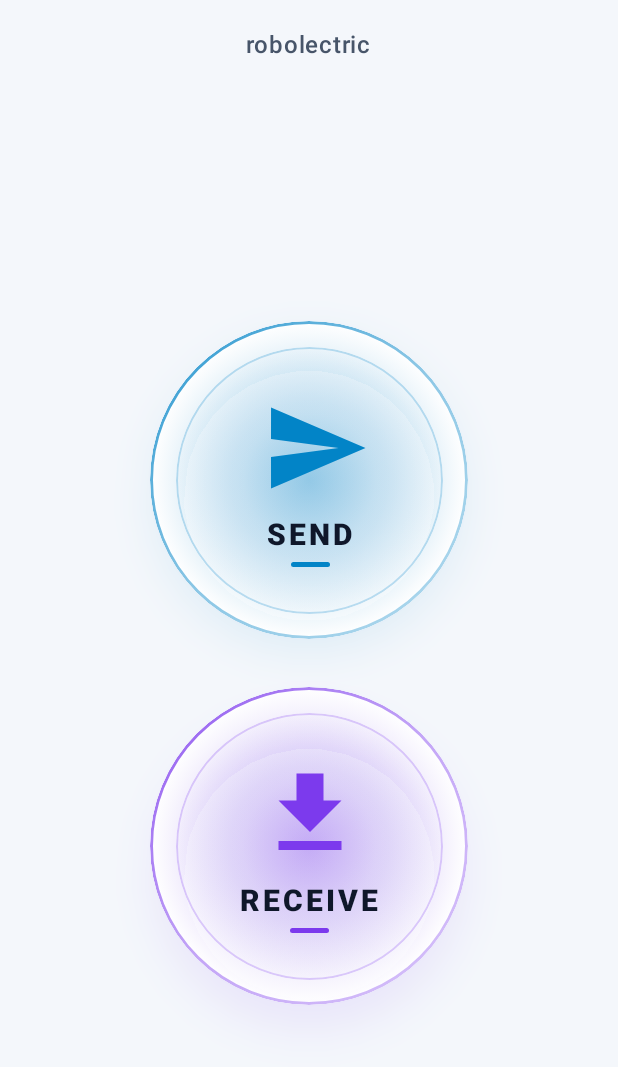
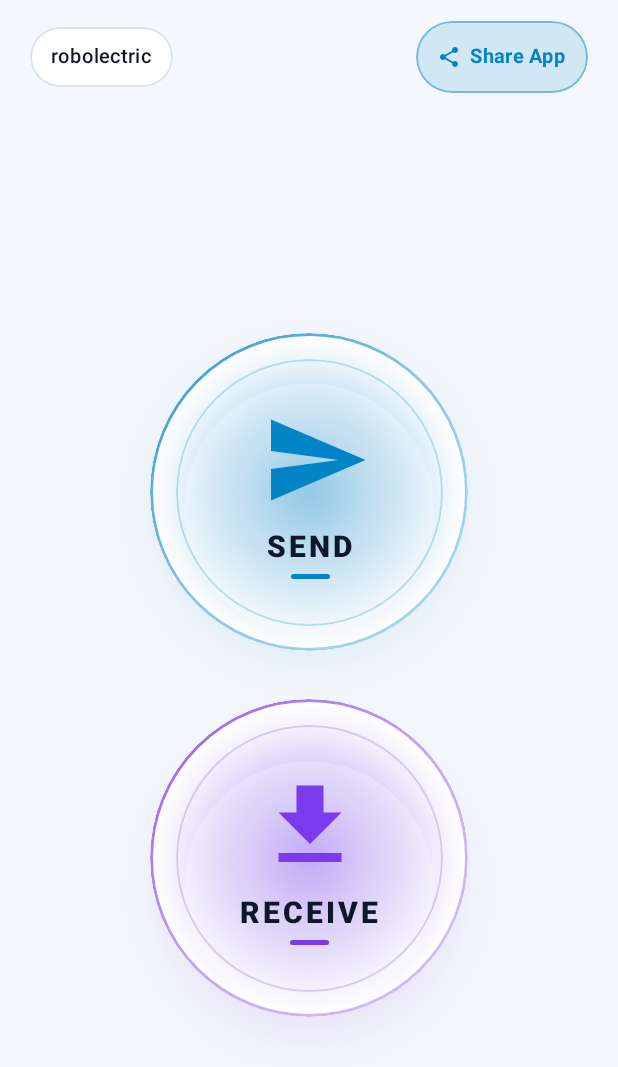
Before and after one commit to Vilson1999/Mini-Share, an Android app built with Jetpack Compose: the screen it shows after launch (MainActivity), on a phone screen of 412 x 824 dp. Shown: the top 1067 px of the screen. Run offline under Robolectric (Android 15) with nearby library versions, the phone set to English and light mode, and no system bars.

Commit message:
feat: add app sharing capability
Configure FileProvider and implement logic to share the application APK via intent.

```diff
--- a/app/src/main/java/com/example/ui/components/AppIcons.kt
+++ b/app/src/main/java/com/example/ui/components/AppIcons.kt
@@ -19,6 +19,13 @@ object AppIcons {
         vectorIcon(
             name = "FileDownload",
             pathData = "M19,9h-4V3H9v6H5l7,7 7,-7zM5,18v2h14v-2H5z"
+        )
+    }
+
+    val Share: ImageVector by lazy {
+        vectorIcon(
+            name = "Share",
+            pathData = "M18,16.08c-0.76,0 -1.44,0.3 -1.96,0.77L8.91,12.7c0.05,-0.23 0.09,-0.46 0.09,-0.7s-0.04,-0.47 -0.09,-0.7l7.05,-4.11c0.54,0.5 1.25,0.81 2.04,0.81 1.66,0 3,-1.34 3,-3s-1.34,-3 -3,-3 -3,1.34 -3,3c0,0.24 0.04,0.47 0.09,0.7L8.04,9.81C7.5,9.31 6.79,9 6,9c-1.66,0 -3,1.34 -3,3s1.34,3 3,3c0.79,0 1.5,-0.31 2.04,-0.81l7.12,4.16c-0.05,0.21 -0.08,0.43 -0.08,0.65 0,1.61 1.31,2.92 2.92,2.92 1.61,0 2.92,-1.31 2.92,-2.92s-1.31,-2.92 -2.92,-2.92z"
         )
     }
 
--- a/app/src/main/java/com/example/ui/screens/HomeScreen.kt
+++ b/app/src/main/java/com/example/ui/screens/HomeScreen.kt
@@ -13,6 +13,7 @@ import androidx.compose.foundation.layout.Spacer
 import androidx.compose.foundation.layout.fillMaxSize
 import androidx.compose.foundation.layout.fillMaxWidth
 import androidx.compose.foundation.layout.height
+import androidx.compose.foundation.layout.heightIn
 import androidx.compose.foundation.layout.offset
 import androidx.compose.foundation.layout.padding
 import androidx.compose.foundation.layout.size
@@ -32,12 +33,14 @@ import androidx.compose.ui.graphics.Brush
 import androidx.compose.ui.graphics.Color
 import androidx.compose.ui.graphics.vector.ImageVector
 import androidx.compose.ui.platform.testTag
+import androidx.compose.ui.res.stringResource
 import androidx.compose.ui.semantics.Role
 import androidx.compose.ui.text.font.FontWeight
 import androidx.compose.ui.text.style.TextOverflow
 import androidx.compose.ui.unit.Dp
 import androidx.compose.ui.unit.dp
 import androidx.compose.ui.unit.sp
+import com.example.R
 import com.example.ui.components.AppIcons
 import com.example.ui.theme.DeepViolet
 import com.example.ui.theme.ElectricBlue
@@ -46,7 +49,8 @@ import com.example.ui.theme.ElectricBlue
 fun HomeScreen(
     userName: String,
     onSendClick: () -> Unit,
-    onReceiveClick: () -> Unit
+    onReceiveClick: () -> Unit,
+    onShareApkClick: () -> Unit
 ) {
     val colors = MaterialTheme.colorScheme
 
@@ -55,23 +59,68 @@ fun HomeScreen(
             .fillMaxSize()
             .background(colors.background)
     ) {
-        // Device name centered at top as plain non-editable text
+        // Top row: non-editable device name pill (left) + Share App pill button (right)
+        Row(
+            modifier = Modifier
+                .fillMaxWidth()
+                .padding(horizontal = 20.dp, vertical = 14.dp),
+            horizontalArrangement = Arrangement.SpaceBetween,
+            verticalAlignment = Alignment.CenterVertically
+        ) {
             Box(
                 modifier = Modifier
-                .fillMaxWidth()
-                .padding(horizontal = 24.dp, vertical = 18.dp),
+                    .weight(1f, fill = false)
+                    .heightIn(min = 40.dp)
+                    .clip(CircleShape)
+                    .background(colors.surfaceVariant)
+                    .border(1.dp, colors.outline, CircleShape)
+                    .padding(horizontal = 14.dp, vertical = 8.dp),
                 contentAlignment = Alignment.Center
             ) {
                 Text(
                     text = userName,
-                style = MaterialTheme.typography.titleMedium,
-                color = colors.onSurfaceVariant,
+                    color = colors.onSurface,
+                    fontSize = 13.sp,
                     fontWeight = FontWeight.SemiBold,
-                letterSpacing = 0.5.sp,
                     maxLines = 1,
                     overflow = TextOverflow.Ellipsis,
                     modifier = Modifier.testTag("user_name_text")
                 )
+            }
+
+            Spacer(modifier = Modifier.width(12.dp))
+
+            val shareAppLabel = stringResource(R.string.share_app)
+            Row(
+                modifier = Modifier
+                    .heightIn(min = 48.dp)
+                    .clip(CircleShape)
+                    .background(colors.primary.copy(alpha = 0.14f))
+                    .border(1.dp, colors.primary.copy(alpha = 0.45f), CircleShape)
+                    .clickable(
+                        role = Role.Button,
+                        onClickLabel = shareAppLabel,
+                        onClick = onShareApkClick
+                    )
+                    .padding(horizontal = 14.dp, vertical = 10.dp)
+                    .testTag("share_apk_button"),
+                verticalAlignment = Alignment.CenterVertically
+            ) {
+                Icon(
+                    imageVector = AppIcons.Share,
+                    contentDescription = null,
+                    tint = colors.primary,
+                    modifier = Modifier.size(16.dp)
+                )
+                Spacer(modifier = Modifier.width(6.dp))
+                Text(
+                    text = shareAppLabel,
+                    color = colors.primary,
+                    fontSize = 13.sp,
+                    fontWeight = FontWeight.Bold,
+                    maxLines = 1
+                )
+            }
         }
 
         BoxWithConstraints(
--- a/app/src/main/res/values/strings.xml
+++ b/app/src/main/res/values/strings.xml
@@ -1,3 +1,4 @@
 <resources>
     <string name="app_name">Mini Share</string>
+    <string name="share_app">Share App</string>
 </resources>
--- /dev/null
+++ b/app/src/main/res/xml/file_paths.xml
@@ -0,0 +1,6 @@
+<?xml version="1.0" encoding="utf-8"?>
+<paths>
+    <cache-path
+        name="shared_apk"
+        path="share/" />
+</paths>
```
Also changed, not shown: app/src/main/AndroidManifest.xml (+10 -0 lines), app/src/main/java/com/example/MainActivity.kt (+62 -0 lines). Lines whose indentation alone changed are shown as unchanged.
